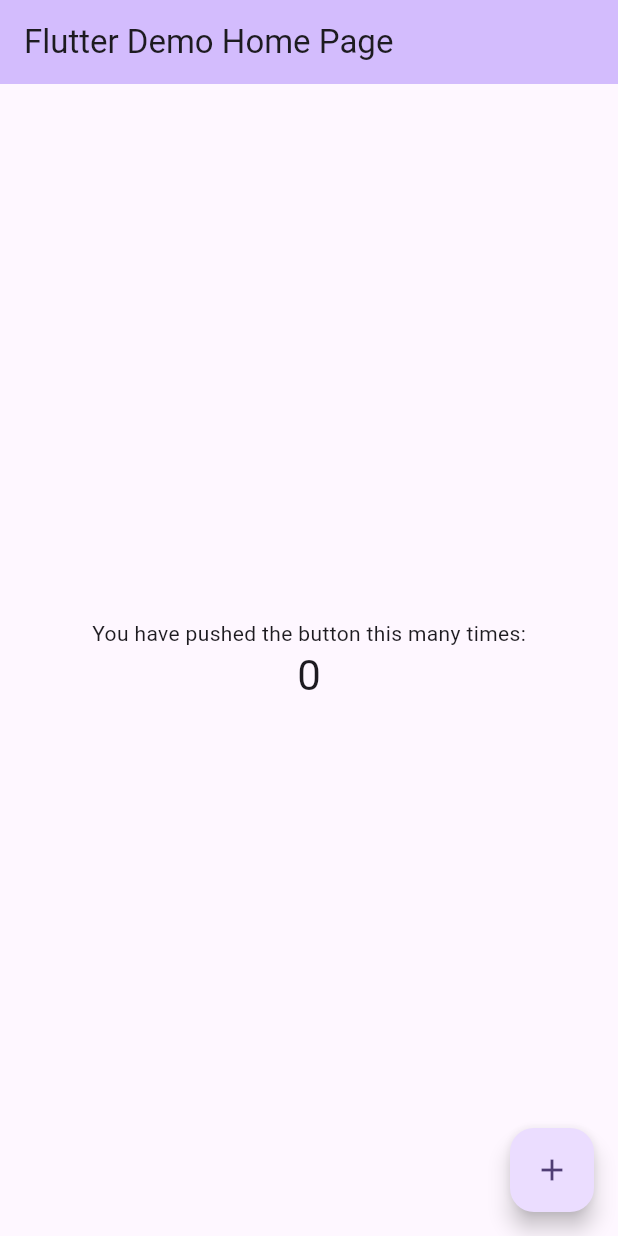
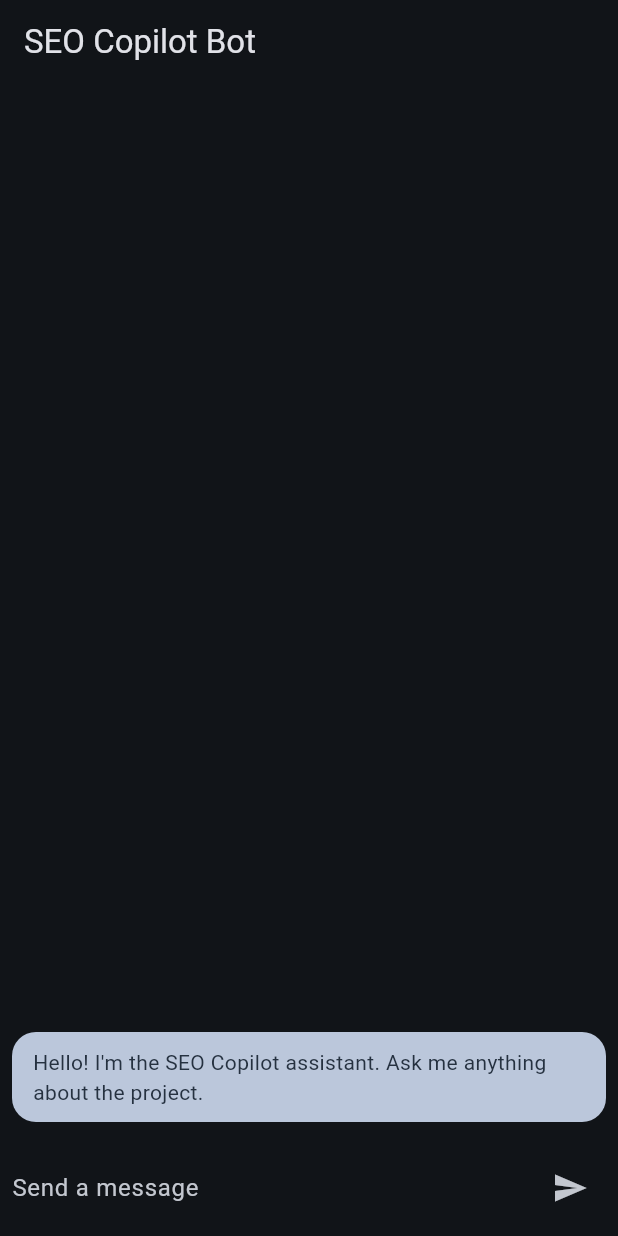
Before and after one commit to could-ai/019a3018-11cf-7ba1-8155-33e20fbe8128, a Flutter app: the screen it shows after launch, on a phone screen of 412 x 824 dp. Run offline on Flutter 3.47's test engine with Material 3 defaults, Android fonts, the phone set to English and light mode, and no system bars.

Commit message:
I have updated the main.dart file to initialize the chatbot application. The previous counter app functionality has been completely removed. The application now sets "SEO Copilot Bot" as the title, applies a dark theme with a blue accent color for a modern look, and sets the ChatScreen as the home page, which will serve as the main interface for the chatbot.; I have created a new file, chat_screen.dart, which contains the core implementation of the chatbot. This includes the user interface for the chat, with distinct bubbles for user and bot messages, and a text input field. The chatbot's logic is powered by a keyword-matching system that provides answers to questions about the "SEO Copilot" project based on the information you provided. The bot can now respond to queries about the project's problem statement, solution, architecture, tech stack, and more.

```diff
--- /dev/null
+++ b/usr/lib/chat_screen.dart
@@ -0,0 +1,150 @@
+import 'package:flutter/material.dart';
+
+class ChatMessage {
+  final String text;
+  final bool isUser;
+
+  ChatMessage({required this.text, required this.isUser});
+}
+
+class ChatScreen extends StatefulWidget {
+  const ChatScreen({super.key});
+
+  @override
+  State<ChatScreen> createState() => _ChatScreenState();
+}
+
+class _ChatScreenState extends State<ChatScreen> {
+  final TextEditingController _controller = TextEditingController();
+  final List<ChatMessage> _messages = [];
+
+  @override
+  void initState() {
+    super.initState();
+    _addBotMessage("Hello! I'm the SEO Copilot assistant. Ask me anything about the project.");
+  }
+
+  void _addBotMessage(String text) {
+    setState(() {
+      _messages.insert(0, ChatMessage(text: text, isUser: false));
+    });
+  }
+
+  void _handleSubmitted(String text) {
+    if (text.trim().isEmpty) return;
+
+    _controller.clear();
+    setState(() {
+      _messages.insert(0, ChatMessage(text: text, isUser: true));
+    });
+
+    String response = _getBotResponse(text);
+    _addBotMessage(response);
+  }
+
+  String _getBotResponse(String query) {
+    String lowerCaseQuery = query.toLowerCase();
+
+    if (lowerCaseQuery.contains("problem") || lowerCaseQuery.contains("pain point")) {
+      return "The core problem is that businesses struggle to maintain consistent SEO rankings due to constant algorithm changes and manual optimization. There’s no intelligent system that can predict ranking drops or automatically improve content in real time.";
+    } else if (lowerCaseQuery.contains("solution") || lowerCaseQuery.contains("what is seo copilot") || lowerCaseQuery.contains("what does it do")) {
+      return "SEO Copilot is an AI-driven agent that continuously monitors SEO metrics, predicts ranking shifts, and autonomously suggests or implements improvements using Temporal Graph Neural Networks and Reinforcement Learning.";
+    } else if (lowerCaseQuery.contains("architecture") || lowerCaseQuery.contains("how does it work")) {
+      return "The architecture has five layers: 1. Data Aggregation, 2. Knowledge Graph Construction, 3. A Predictive AI Engine (using TGNNs), 4. An Optimization Agent (using Reinforcement Learning), and 5. A Dashboard for visualization.";
+    } else if (lowerCaseQuery.contains("tech stack") || lowerCaseQuery.contains("technology")) {
+      return "The tech stack includes Python, BeautifulSoup, PyTorch Geometric, GPT API, NetworkX, MongoDB, Streamlit, Selenium, and Neo4j.";
+    } else if (lowerCaseQuery.contains("unique") || lowerCaseQuery.contains("differentiators")) {
+      return "What makes it unique is that it predicts ranking drift, automatically applies improvements via Reinforcement Learning, provides natural language explanations using LLMs, and unifies both Web and App SEO optimization.";
+    } else if (lowerCaseQuery.contains("audience") || lowerCaseQuery.contains("who is it for")) {
+      return "The target audience includes digital marketers, app developers, e-commerce companies, and SEO agencies who need to automate and improve their SEO efforts.";
+    } else if (lowerCaseQuery.contains("future") || lowerCaseQuery.contains("enhancements")) {
+      return "Future plans include a voice-based SEO assistant, a Chrome extension for instant analysis, and Google Ads ROI integration to create a complete AI marketing ecosystem.";
+    } else if (lowerCaseQuery.contains("hello") || lowerCaseQuery.contains("hi")) {
+      return "Hello! How can I help you with the SEO Copilot project today?";
+    }
+
+    return "I can answer questions about the SEO Copilot project. Try asking about the 'problem', 'solution', 'tech stack', or 'target audience'.";
+  }
+
+  @override
+  Widget build(BuildContext context) {
+    return Scaffold(
+      appBar: AppBar(
+        title: const Text("SEO Copilot Bot"),
+      ),
+      body: Column(
+        children: [
+          Expanded(
+            child: ListView.builder(
+              reverse: true,
+              padding: const EdgeInsets.all(8.0),
+              itemCount: _messages.length,
+              itemBuilder: (context, index) {
+                final message = _messages[index];
+                return _buildMessageBubble(message);
+              },
+            ),
+          ),
+          _buildTextComposer(),
+        ],
+      ),
+    );
+  }
+
+  Widget _buildMessageBubble(ChatMessage message) {
+    final align =
+        message.isUser ? CrossAxisAlignment.end : CrossAxisAlignment.start;
+    final color =
+        message.isUser ? Theme.of(context).colorScheme.primary : Theme.of(context).colorScheme.secondary;
+    final textColor =
+        message.isUser ? Theme.of(context).colorScheme.onPrimary : Theme.of(context).colorScheme.onSecondary;
+
+    return Container(
+      margin: const EdgeInsets.symmetric(vertical: 4.0),
+      child: Column(
+        crossAxisAlignment: align,
+        children: [
+          Container(
+            padding: const EdgeInsets.symmetric(horizontal: 14.0, vertical: 10.0),
+            decoration: BoxDecoration(
+              color: color,
+              borderRadius: BorderRadius.circular(16.0),
+            ),
+            child: Text(
+              message.text,
+              style: TextStyle(color: textColor),
+            ),
+          ),
+        ],
+      ),
+    );
+  }
+
+  Widget _buildTextComposer() {
+    return Container(
+      padding: const EdgeInsets.symmetric(horizontal: 8.0, vertical: 8.0),
+      decoration: BoxDecoration(
+        color: Theme.of(context).cardColor,
+      ),
+      child: SafeArea(
+        child: Row(
+          children: [
+            Expanded(
+              child: TextField(
+                controller: _controller,
+                onSubmitted: _handleSubmitted,
+                decoration: const InputDecoration.collapsed(
+                  hintText: "Send a message",
+                ),
+              ),
+            ),
+            IconButton(
+              icon: const Icon(Icons.send),
+              onPressed: () => _handleSubmitted(_controller.text),
+            ),
+          ],
+        ),
+      ),
+    );
+  }
+}
--- a/usr/lib/main.dart
+++ b/usr/lib/main.dart
@@ -1,4 +1,5 @@
 import 'package:flutter/material.dart';
+import 'package:couldai_user_app/chat_screen.dart';
 
 void main() {
   runApp(const MyApp());
@@ -7,114 +8,19 @@ void main() {
 class MyApp extends StatelessWidget {
   const MyApp({super.key});
 
-  // This widget is the root of your application.
   @override
   Widget build(BuildContext context) {
     return MaterialApp(
-      title: 'Flutter Demo',
+      title: 'SEO Copilot Bot',
       debugShowCheckedModeBanner: false,
       theme: ThemeData(
-        // This is the theme of your application.
-        //
-        // TRY THIS: Try running your application with "flutter run". You'll see
-        // the application has a purple toolbar. Then, without quitting the app,
-        // try changing the seedColor in the colorScheme below to Colors.green
-        // and then invoke "hot reload" (save your changes or press the "hot
-        // reload" button in a Flutter-supported IDE, or press "r" if you used
-        // the command line to start the app).
-        //
-        // Notice that the counter didn't reset back to zero; the application
-        // state is not lost during the reload. To reset the state, use hot
-        // restart instead.
-        //
-        // This works for code too, not just values: Most code changes can be
-        // tested with just a hot reload.
-        colorScheme: ColorScheme.fromSeed(seedColor: Colors.deepPurple),
+        colorScheme: ColorScheme.fromSeed(
+          seedColor: Colors.blue,
+          brightness: Brightness.dark,
+        ),
+        useMaterial3: true,
       ),
-      home: const MyHomePage(title: 'Flutter Demo Home Page'),
+      home: const ChatScreen(),
     );
   }
 }
-
-class MyHomePage extends StatefulWidget {
-  const MyHomePage({super.key, required this.title});
-
-  // This widget is the home page of your application. It is stateful, meaning
-  // that it has a State object (defined below) that contains fields that affect
-  // how it looks.
-
-  // This class is the configuration for the state. It holds the values (in this
-  // case the title) provided by the parent (in this case the App widget) and
-  // used by the build method of the State. Fields in a Widget subclass are
-  // always marked "final".
-
-  final String title;
-
-  @override
-  State<MyHomePage> createState() => _MyHomePageState();
-}
-
-class _MyHomePageState extends State<MyHomePage> {
-  int _counter = 0;
-
-  void _incrementCounter() {
-    setState(() {
-      // This call to setState tells the Flutter framework that something has
-      // changed in this State, which causes it to rerun the build method below
-      // so that the display can reflect the updated values. If we changed
-      // _counter without calling setState(), then the build method would not be
-      // called again, and so nothing would appear to happen.
-      _counter++;
-    });
-  }
-
-  @override
-  Widget build(BuildContext context) {
-    // This method is rerun every time setState is called, for instance as done
-    // by the _incrementCounter method above.
-    //
-    // The Flutter framework has been optimized to make rerunning build methods
-    // fast, so that you can just rebuild anything that needs updating rather
-    // than having to individually change instances of widgets.
-    return Scaffold(
-      appBar: AppBar(
-        // TRY THIS: Try changing the color here to a specific color (to
-        // Colors.amber, perhaps?) and trigger a hot reload to see the AppBar
-        // change color while the other colors stay the same.
-        backgroundColor: Theme.of(context).colorScheme.inversePrimary,
-        // Here we take the value from the MyHomePage object that was created by
-        // the App.build method, and use it to set our appbar title.
-        title: Text(widget.title),
-      ),
-      body: Center(
-        // Center is a layout widget. It takes a single child and positions it
-        // in the middle of the parent.
-        child: Column(
-          // Column is also a layout widget. It takes a list of children and
-          // arranges them vertically. By default, it sizes itself to fit its
-          // children horizontally, and tries to be as tall as its parent.
-          //
-          // Column has various properties to control how it sizes itself and
-          // how it positions its children. Here we use mainAxisAlignment to
-          // center the children vertically; the main axis here is the vertical
-          // axis because Columns are vertical (the cross axis would be
-          // horizontal).
-          //
-          // TRY THIS: Invoke "debug painting" (choose the "Toggle Debug Paint"
-          // action in the IDE, or press "p" in the console), to see the
-          // wireframe for each widget.
-          mainAxisAlignment: MainAxisAlignment.center,
-          children: <Widget>[
-            const Text('You have pushed the button this many times:'),
-            Text('$_counter', style: Theme.of(context).textTheme.headlineMedium),
-          ],
-        ),
-      ),
-      floatingActionButton: FloatingActionButton(
-        onPressed: _incrementCounter,
-        tooltip: 'Increment',
-        child: const Icon(Icons.add),
-      ), // This trailing comma makes auto-formatting nicer for build methods.
-    );
-  }
-}
```
